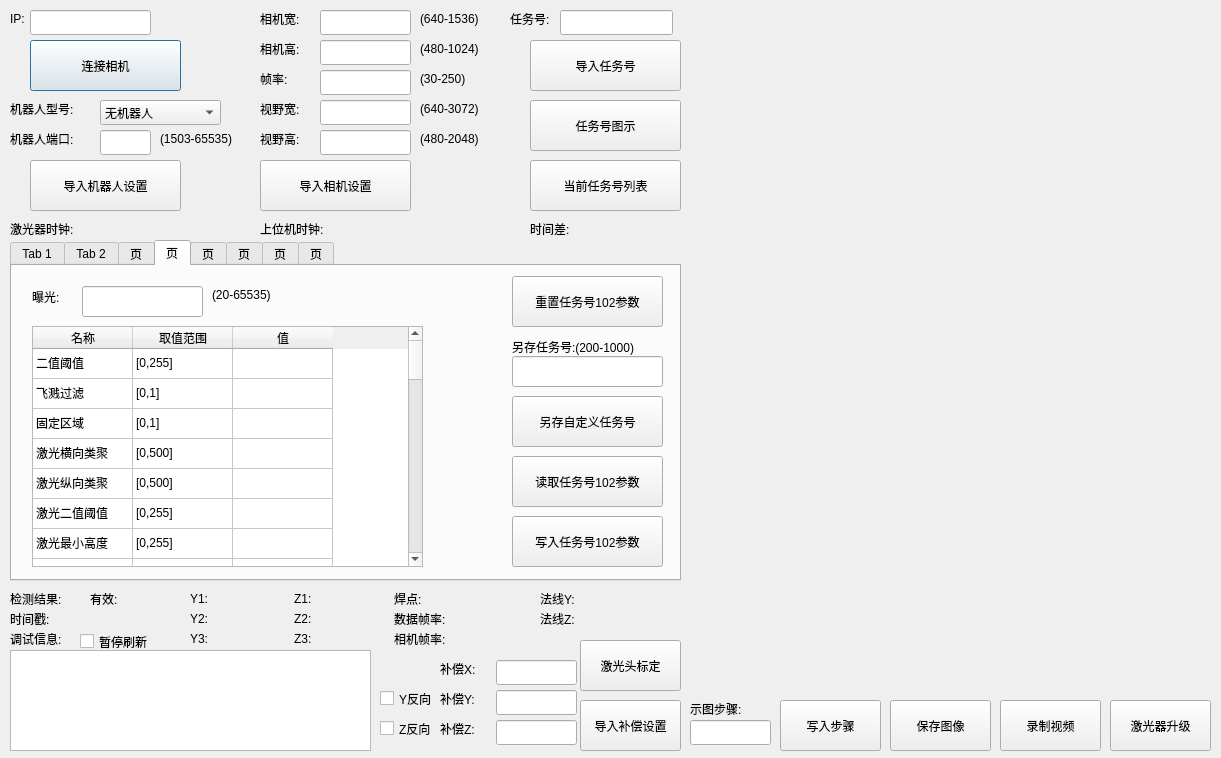
qubo188612/qtmysunny, file qtmysunnydlg.ui: the form before one commit.
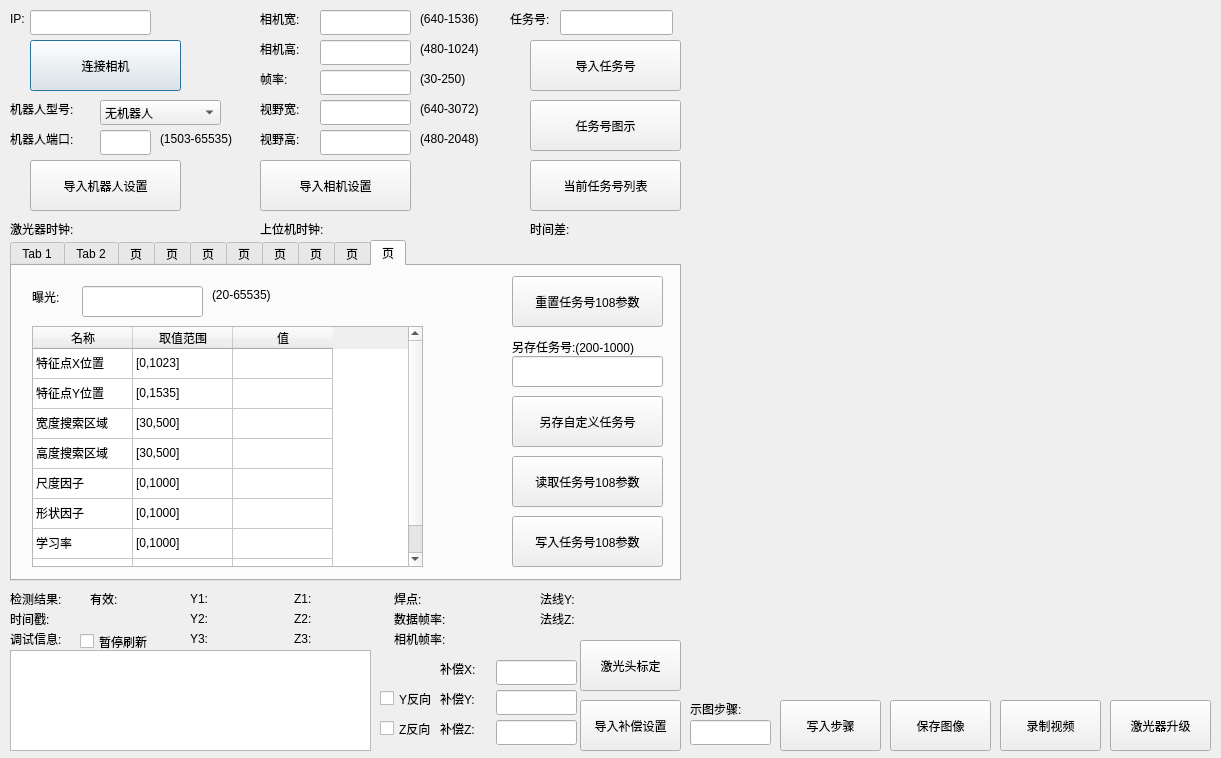
The form after the commit. Custom widgets are drawn as their Qt base class.

```diff
--- a/qtmysunnydlg.ui
+++ b/qtmysunnydlg.ui
@@ -595,7 +595,7 @@
     </rect>
    </property>
    <property name="currentIndex">
-    <number>3</number>
+    <number>9</number>
    </property>
    <widget class="QWidget" name="tab">
     <attribute name="title">
@@ -5112,6 +5112,315 @@
      </property>
     </widget>
    </widget>
+   <widget class="QWidget" name="tab_9">
+    <attribute name="title">
+     <string>页</string>
+    </attribute>
+   </widget>
+   <widget class="QWidget" name="tab_10">
+    <attribute name="title">
+     <string>页</string>
+    </attribute>
+    <widget class="QLabel" name="tab10label_1">
+     <property name="geometry">
+      <rect>
+       <x>200</x>
+       <y>20</y>
+       <width>81</width>
+       <height>17</height>
+      </rect>
+     </property>
+     <property name="text">
+      <string>(20-65535)</string>
+     </property>
+    </widget>
+    <widget class="QLineEdit" name="alg108_threshold">
+     <property name="geometry">
+      <rect>
+       <x>70</x>
+       <y>20</y>
+       <width>121</width>
+       <height>31</height>
+      </rect>
+     </property>
+    </widget>
+    <widget class="QLabel" name="tab10label_2">
+     <property name="geometry">
+      <rect>
+       <x>20</x>
+       <y>20</y>
+       <width>41</width>
+       <height>21</height>
+      </rect>
+     </property>
+     <property name="text">
+      <string>曝光:</string>
+     </property>
+    </widget>
+    <widget class="QPushButton" name="initTab10Btn">
+     <property name="geometry">
+      <rect>
+       <x>500</x>
+       <y>10</y>
+       <width>151</width>
+       <height>51</height>
+      </rect>
+     </property>
+     <property name="text">
+      <string>重置任务号108参数</string>
+     </property>
+    </widget>
+    <widget class="QLineEdit" name="alg108_othersave">
+     <property name="geometry">
+      <rect>
+       <x>500</x>
+       <y>90</y>
+       <width>151</width>
+       <height>31</height>
+      </rect>
+     </property>
+    </widget>
+    <widget class="QPushButton" name="readTab10Btn">
+     <property name="geometry">
+      <rect>
+       <x>500</x>
+       <y>190</y>
+       <width>151</width>
+       <height>51</height>
+      </rect>
+     </property>
+     <property name="text">
+      <string>读取任务号108参数</string>
+     </property>
+    </widget>
+    <widget class="QTableWidget" name="tab10tableWidget">
+     <property name="geometry">
+      <rect>
+       <x>20</x>
+       <y>60</y>
+       <width>391</width>
+       <height>241</height>
+      </rect>
+     </property>
+     <attribute name="verticalHeaderVisible">
+      <bool>false</bool>
+     </attribute>
+     <row>
+      <property name="text">
+       <string>1</string>
+      </property>
+     </row>
+     <row>
+      <property name="text">
+       <string>2</string>
+      </property>
+     </row>
+     <row>
+      <property name="text">
+       <string>3</string>
+      </property>
+     </row>
+     <row>
+      <property name="text">
+       <string>4</string>
+      </property>
+     </row>
+     <row>
+      <property name="text">
+       <string>5</string>
+      </property>
+     </row>
+     <row>
+      <property name="text">
+       <string>6</string>
+      </property>
+     </row>
+     <row>
+      <property name="text">
+       <string>7</string>
+      </property>
+     </row>
+     <row>
+      <property name="text">
+       <string>8</string>
+      </property>
+     </row>
+     <column>
+      <property name="text">
+       <string>名称</string>
+      </property>
+     </column>
+     <column>
+      <property name="text">
+       <string>取值范围</string>
+      </property>
+     </column>
+     <column>
+      <property name="text">
+       <string>值</string>
+      </property>
+     </column>
+     <item row="0" column="0">
+      <property name="text">
+       <string>特征点X位置</string>
+      </property>
+     </item>
+     <item row="0" column="1">
+      <property name="text">
+       <string>[0,1023]</string>
+      </property>
+     </item>
+     <item row="0" column="2">
+      <property name="text">
+       <string/>
+      </property>
+     </item>
+     <item row="1" column="0">
+      <property name="text">
+       <string>特征点Y位置</string>
+      </property>
+     </item>
+     <item row="1" column="1">
+      <property name="text">
+       <string>[0,1535]</string>
+      </property>
+     </item>
+     <item row="1" column="2">
+      <property name="text">
+       <string/>
+      </property>
+     </item>
+     <item row="2" column="0">
+      <property name="text">
+       <string>宽度搜索区域</string>
+      </property>
+     </item>
+     <item row="2" column="1">
+      <property name="text">
+       <string>[30,500]</string>
+      </property>
+     </item>
+     <item row="2" column="2">
+      <property name="text">
+       <string/>
+      </property>
+     </item>
+     <item row="3" column="0">
+      <property name="text">
+       <string>高度搜索区域</string>
+      </property>
+     </item>
+     <item row="3" column="1">
+      <property name="text">
+       <string>[30,500]</string>
+      </property>
+     </item>
+     <item row="3" column="2">
+      <property name="text">
+       <string/>
+      </property>
+     </item>
+     <item row="4" column="0">
+      <property name="text">
+       <string>尺度因子</string>
+      </property>
+     </item>
+     <item row="4" column="1">
+      <property name="text">
+       <string>[0,1000]</string>
+      </property>
+     </item>
+     <item row="4" column="2">
+      <property name="text">
+       <string/>
+      </property>
+     </item>
+     <item row="5" column="0">
+      <property name="text">
+       <string>形状因子</string>
+      </property>
+     </item>
+     <item row="5" column="1">
+      <property name="text">
+       <string>[0,1000]</string>
+      </property>
+     </item>
+     <item row="5" column="2">
+      <property name="text">
+       <string/>
+      </property>
+     </item>
+     <item row="6" column="0">
+      <property name="text">
+       <string>学习率</string>
+      </property>
+     </item>
+     <item row="6" column="1">
+      <property name="text">
+       <string>[0,1000]</string>
+      </property>
+     </item>
+     <item row="6" column="2">
+      <property name="text">
+       <string/>
+      </property>
+     </item>
+     <item row="7" column="0">
+      <property name="text">
+       <string>高斯权重</string>
+      </property>
+     </item>
+     <item row="7" column="1">
+      <property name="text">
+       <string>[0,1000]</string>
+      </property>
+     </item>
+     <item row="7" column="2">
+      <property name="text">
+       <string/>
+      </property>
+     </item>
+    </widget>
+    <widget class="QPushButton" name="othersaveTab10Btn">
+     <property name="geometry">
+      <rect>
+       <x>500</x>
+       <y>130</y>
+       <width>151</width>
+       <height>51</height>
+      </rect>
+     </property>
+     <property name="text">
+      <string>另存自定义任务号</string>
+     </property>
+    </widget>
+    <widget class="QPushButton" name="writeTab10Btn">
+     <property name="geometry">
+      <rect>
+       <x>500</x>
+       <y>250</y>
+       <width>151</width>
+       <height>51</height>
+      </rect>
+     </property>
+     <property name="text">
+      <string>写入任务号108参数</string>
+     </property>
+    </widget>
+    <widget class="QLabel" name="tab10label_3">
+     <property name="geometry">
+      <rect>
+       <x>500</x>
+       <y>70</y>
+       <width>151</width>
+       <height>21</height>
+      </rect>
+     </property>
+     <property name="text">
+      <string>另存任务号:(200-1000)</string>
+     </property>
+    </widget>
+   </widget>
   </widget>
   <widget class="QLabel" name="label_30">
    <property name="geometry">
```
